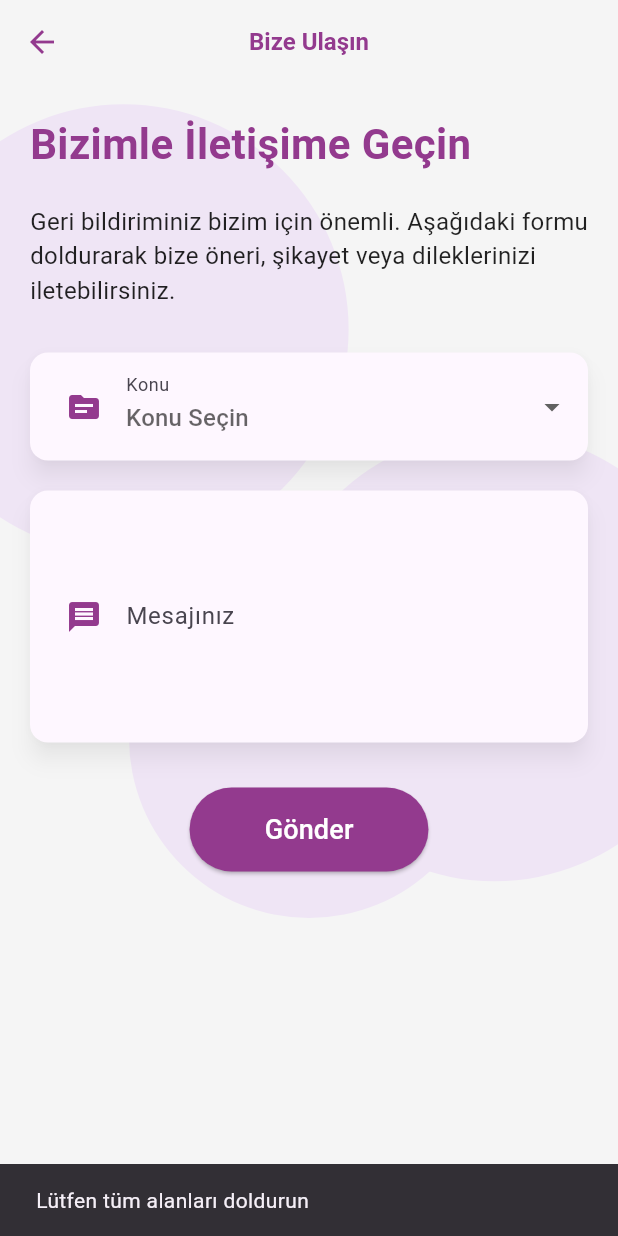
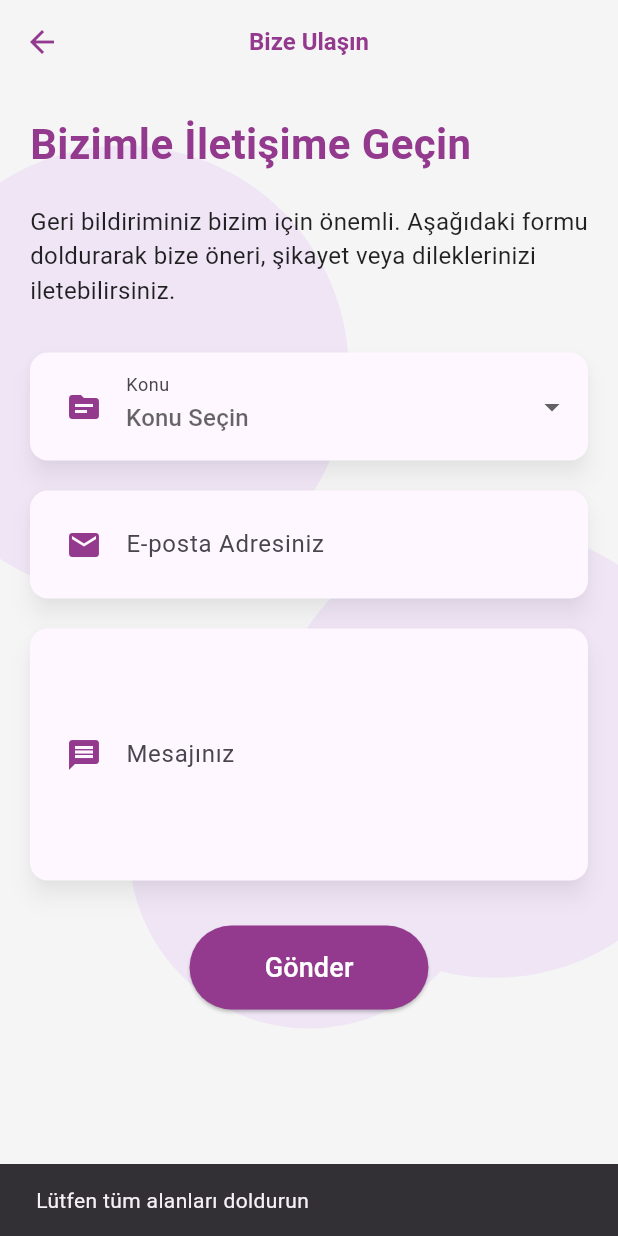
Before and after one commit to irm-ba/Hayvan, a Flutter app: the ContactPage screen opened directly, after a tap on "Gönder", on a phone screen of 412 x 824 dp. Run offline on Flutter 3.47's test engine with Material 3 defaults, Android fonts, the phone set to English and light mode, and no system bars; our stand-ins replace cloud_firestore, firebase_auth, firebase_core, firebase_storage, image_picker, introduction_screen; missing offline and left inert: mailer; accounts and stored records are empty.

```diff
--- a/lib/Contact.dart
+++ b/lib/Contact.dart
@@ -11,13 +11,37 @@ class ContactPage extends StatefulWidget {
 class _ContactPageState extends State<ContactPage> {
   String? selectedSubject;
   final _bodyController = TextEditingController();
+  final _emailController =
+      TextEditingController(); // Kullanıcı e-posta girişi için controller
 
-  Future<void> sendEmail(String mail, String metin) async {
-    String senderEmail = 'irembaysal1@outlook.com';
-    String senderPassword = '3irem4.3Baysal7';
-    String emailSubject = "irem mail doğrulama";
-    String emailBody =
-        "Merhaba,\n Uygulamaya gönderdiğiniz metin: \n\n" + metin;
+  // Kullanıcıya yanıt e-posta gönderme
+  Future<void> sendEmail(
+      String recipientMail, String userEmail, String userMessage) async {
+    String senderEmail =
+        'irembaysal1@outlook.com'; // Uygulamanın e-posta adresi
+    String senderPassword = '3irem4.3Baysal7'; // Uygulamanın e-posta şifresi
+    String emailSubject = "İrem Mail Doğrulama"; // E-posta konusu
+
+    String emailBody = """
+Merhaba,
+
+Uygulama üzerinden bize ulaştığınız için teşekkür ederiz.
+
+Seçmiş olduğunuz konu: $selectedSubject
+
+Göndermiş olduğunuz mesaj:
+---------------------------------------
+$userMessage
+---------------------------------------
+
+En kısa sürede size geri dönüş yapacağız.
+
+İyi günler dileriz.
+Felvera Ekibi
+
+---
+Yanıtlamak için lütfen bu e-posta adresini kullanın: $userEmail
+""";
 
     final smtpServer = SmtpServer(
       'smtp.office365.com',
@@ -30,10 +54,10 @@ class _ContactPageState extends State<ContactPage> {
     );
 
     final message = Message()
-      ..from = Address(senderEmail, 'Felvera')
-      ..recipients.add(mail)
+      ..from = Address(senderEmail, 'Felvera Uygulaması Üzerinden')
+      ..recipients.add(recipientMail) // Alıcı e-posta adresi
       ..subject = emailSubject
-      ..text = emailBody;
+      ..text = emailBody; // Yanıt adresi mesaj içinde belirtilir
 
     try {
       final sendReport = await send(message, smtpServer);
@@ -50,6 +74,7 @@ class _ContactPageState extends State<ContactPage> {
     }
   }
 
+  // Kullanıcının mesajlarını Firestore'a kaydetme
   void _saveToFirestore(String mail, String metin) async {
     try {
       await FirebaseFirestore.instance.collection('contact').add({
@@ -72,19 +97,21 @@ class _ContactPageState extends State<ContactPage> {
   }
 
   void _handleSubmit() {
-    String mail = 'irembaysal1@outlook.com';
-    String metin = _bodyController.text;
+    String userMail = _emailController.text; // Kullanıcıdan alınan e-posta
+    String userMessage = _bodyController.text;
 
-    if (selectedSubject == null || metin.isEmpty) {
+    if (selectedSubject == null || userMessage.isEmpty || userMail.isEmpty) {
       ScaffoldMessenger.of(context).showSnackBar(
         SnackBar(content: Text("Lütfen tüm alanları doldurun")),
       );
       return;
     }
 
-    _saveToFirestore(mail, metin);
-    sendEmail(mail, metin);
+    _saveToFirestore(userMail, userMessage); // Kullanıcı e-postası kaydedilir
+    sendEmail('irembaysal1@outlook.com', userMail,
+        userMessage); // Kullanıcıya yanıt e-posta gönderilir
     _bodyController.clear();
+    _emailController.clear(); // E-posta alanını temizler
   }
 
   @override
@@ -120,8 +147,7 @@ class _ContactPageState extends State<ContactPage> {
                   'Geri bildiriminiz bizim için önemli. Aşağıdaki formu doldurarak bize öneri, şikayet veya dileklerinizi iletebilirsiniz.',
                   style: TextStyle(
                     fontSize: 16,
-                    color:
-                        Colors.black87, // Darker color for better readability
+                    color: Colors.black87,
                   ),
                 ),
                 SizedBox(height: 30),
@@ -153,6 +179,25 @@ class _ContactPageState extends State<ContactPage> {
                         prefixIcon: Icon(Icons.topic,
                             color: Color.fromARGB(255, 147, 58, 142)),
                         labelText: 'Konu',
+                        border: InputBorder.none,
+                        contentPadding: EdgeInsets.symmetric(vertical: 16.0),
+                      ),
+                    ),
+                  ),
+                ),
+                SizedBox(height: 20),
+                Material(
+                  elevation: 6,
+                  shadowColor: Colors.black.withOpacity(0.3),
+                  borderRadius: BorderRadius.circular(12),
+                  child: Padding(
+                    padding: const EdgeInsets.symmetric(horizontal: 12.0),
+                    child: TextField(
+                      controller: _emailController,
+                      decoration: InputDecoration(
+                        prefixIcon: Icon(Icons.email,
+                            color: Color.fromARGB(255, 147, 58, 142)),
+                        labelText: 'E-posta Adresiniz',
                         border: InputBorder.none,
                         contentPadding: EdgeInsets.symmetric(vertical: 16.0),
                       ),
@@ -210,27 +255,12 @@ class BackgroundPainter extends CustomPainter {
   @override
   void paint(Canvas canvas, Size size) {
     final paint = Paint()
-      ..color = Color.fromARGB(255, 239, 229, 245) // Lighter background color
+      ..color = Color.fromARGB(255, 239, 229, 245)
       ..style = PaintingStyle.fill;
 
-    // Draw large circles
-    canvas.drawCircle(
-      Offset(size.width * 0.2, size.height * 0.3),
-      150,
-      paint,
-    );
-
-    canvas.drawCircle(
-      Offset(size.width * 0.8, size.height * 0.7),
-      150,
-      paint,
-    );
-
-    canvas.drawCircle(
-      Offset(size.width * 0.5, size.height * 0.8),
-      120,
-      paint,
-    );
+    canvas.drawCircle(Offset(size.width * 0.2, size.height * 0.3), 150, paint);
+    canvas.drawCircle(Offset(size.width * 0.8, size.height * 0.7), 150, paint);
+    canvas.drawCircle(Offset(size.width * 0.5, size.height * 0.8), 120, paint);
   }
 
   @override
```
Also changed, not shown: lib/login.dart (+53 -1 lines).
